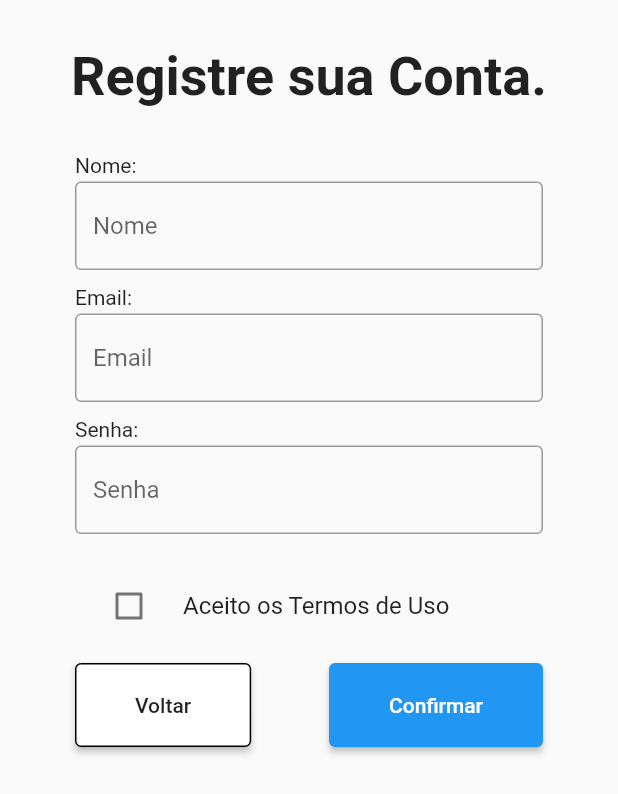
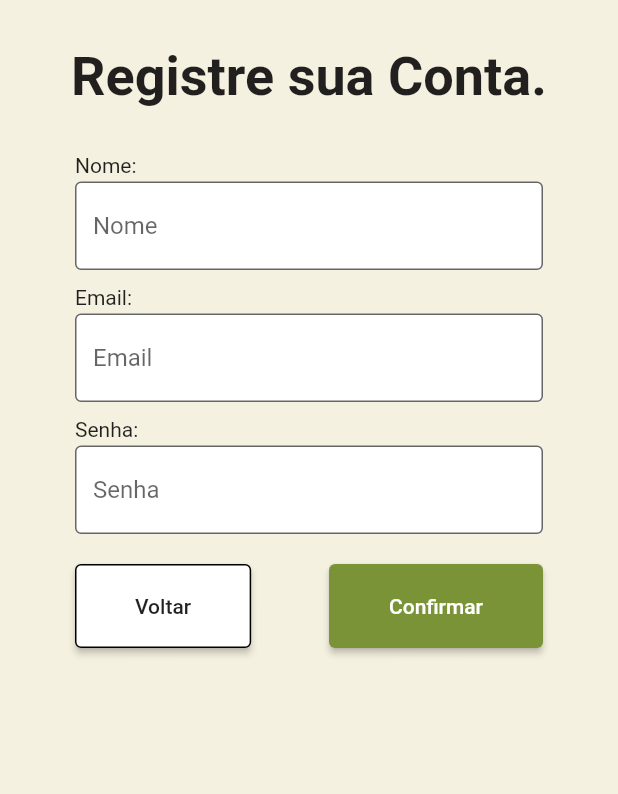
Before and after one commit to CaioAndreta/Integra-Pracas, a Flutter app: the CadastroView screen opened by its route, on a phone screen of 412 x 824 dp. Shown: the top 794 px of the screen. Run offline on Flutter 3.47's test engine with Material 2 defaults, Android fonts, the phone set to English and light mode, and no system bars; our stand-ins replace cloud_firestore, email_validator, firebase_auth, firebase_core, flutter_slidable, geolocator; accounts and stored records are empty.

Commit message:
Versão final

```diff
--- a/Integrapracas_-main/lib/views/cadastro.dart
+++ b/Integrapracas_-main/lib/views/cadastro.dart
@@ -35,6 +35,7 @@ class _CadastroViewState extends State<CadastroView> {
   @override
   Widget build(BuildContext context) {
     return Scaffold(
+        backgroundColor: Theme.of(context).backgroundColor,
         body: SafeArea(
           child: Form(
             key: formKey,
@@ -54,8 +55,7 @@ class _CadastroViewState extends State<CadastroView> {
                         InputEmail(controller: emailController),
                         SizedBox(height: 10),
                         InputSenha(controller: senhaController),
-                    SizedBox(height: 10),
-                    Termos(),
+                        SizedBox(height: 20),
                         Row(
                           mainAxisAlignment: MainAxisAlignment.spaceBetween,
                           children: [
@@ -84,7 +84,6 @@ class _CadastroViewState extends State<CadastroView> {
   Widget botaoConfirmar() {
     return ElevatedButton(
         style: ElevatedButton.styleFrom(
-            primary: Colors.blue,
             padding: EdgeInsets.symmetric(horizontal: 40, vertical: 20)),
         child: const Text('Confirmar'),
         onPressed: () {
@@ -105,8 +104,10 @@ class _CadastroViewState extends State<CadastroView> {
 class InputNome extends StatefulWidget {
   final TextEditingController controller;
 
-  const InputNome({Key? key,
-  required this.controller,})  : super(key: key);
+  const InputNome({
+    Key? key,
+    required this.controller,
+  }) : super(key: key);
 
   @override
   _InputNomeState createState() => _InputNomeState();
@@ -122,7 +123,14 @@ class _InputNomeState extends State<InputNome> {
         Center(
             child: TextFormField(
                 decoration: InputDecoration(
-                    border: OutlineInputBorder(), hintText: 'Nome'),
+                    fillColor: Colors.white,
+                    filled: true,
+                    focusColor: Color(0XFF7A9337),
+                    focusedBorder: OutlineInputBorder(
+                        borderSide:
+                            BorderSide(color: Color(0XFFBBCC8F), width: 2.0)),
+                    border: OutlineInputBorder(),
+                    hintText: 'Nome'),
                 validator: (value) {
                   if (value!.isEmpty) {
                     return 'Insira um Nome';
@@ -160,7 +168,14 @@ class _InputSenhaState extends State<InputSenha> {
           child: TextFormField(
             obscureText: true,
             decoration: InputDecoration(
-                border: OutlineInputBorder(), hintText: 'Senha'),
+                    fillColor: Colors.white,
+                    filled: true,
+                    focusColor: Color(0XFF7A9337),
+                    focusedBorder: OutlineInputBorder(
+                        borderSide:
+                            BorderSide(color: Color(0XFFBBCC8F), width: 2.0)),
+                    border: OutlineInputBorder(),
+                    hintText: 'Senha'),
             validator: (value) {
               if (value!.isEmpty) {
                 return 'Insira uma senha';
@@ -198,8 +213,14 @@ class _InputConfirmarSenhaState extends State<InputConfirmarSenha> {
                 controller: _CadastroViewState().senhaConfirmController,
                 obscureText: true,
                 decoration: InputDecoration(
+                    fillColor: Colors.white,
+                    filled: true,
+                    focusColor: Color(0XFF7A9337),
+                    focusedBorder: OutlineInputBorder(
+                        borderSide:
+                            BorderSide(color: Color(0XFFBBCC8F), width: 2.0)),
                     border: OutlineInputBorder(),
-                    hintText: 'Confirmação da senha'),
+                    hintText: 'Confirmação de Senha'),
                 validator: (value) {
                   if (_CadastroViewState().senhaController.text !=
                       _CadastroViewState().senhaConfirmController.text) {
@@ -234,8 +255,15 @@ class _InputEmailState extends State<InputEmail> {
         TextFormField(
           controller: widget.controller,
           keyboardType: TextInputType.emailAddress,
-          decoration:
-              InputDecoration(hintText: 'Email', border: OutlineInputBorder()),
+          decoration: InputDecoration(
+                    fillColor: Colors.white,
+                    filled: true,
+                    focusColor: Color(0XFF7A9337),
+                    focusedBorder: OutlineInputBorder(
+                        borderSide:
+                            BorderSide(color: Color(0XFFBBCC8F), width: 2.0)),
+                    border: OutlineInputBorder(),
+                    hintText: 'Email'),
           validator: (email) {
             if ((email!.isEmpty)) {
               return 'Insira um email';
@@ -263,7 +291,7 @@ class BotaoVoltar extends StatelessWidget {
         style: TextStyle(color: Colors.black87),
       ),
       onPressed: () {
-        Navigator.of(context).pushNamed('/');
+        Navigator.of(context).pop();
       },
     );
   }
```
Also changed, not shown: Integrapracas_-main/lib/views/alterarDados.dart (+31 -8 lines), Integrapracas_-main/lib/views/alterarSenha.dart (+9 -2 lines), Integrapracas_-main/lib/views/comentarioPraca.dart (+7 -1 lines), Integrapracas_-main/lib/views/infoPraca.dart (+13 -0 lines), Integrapracas_-main/lib/views/listaPracas.dart (+18 -3 lines), Integrapracas_-main/lib/views/redefSenha.dart (+8 -1 lines). Lines whose indentation alone changed are shown as unchanged.
